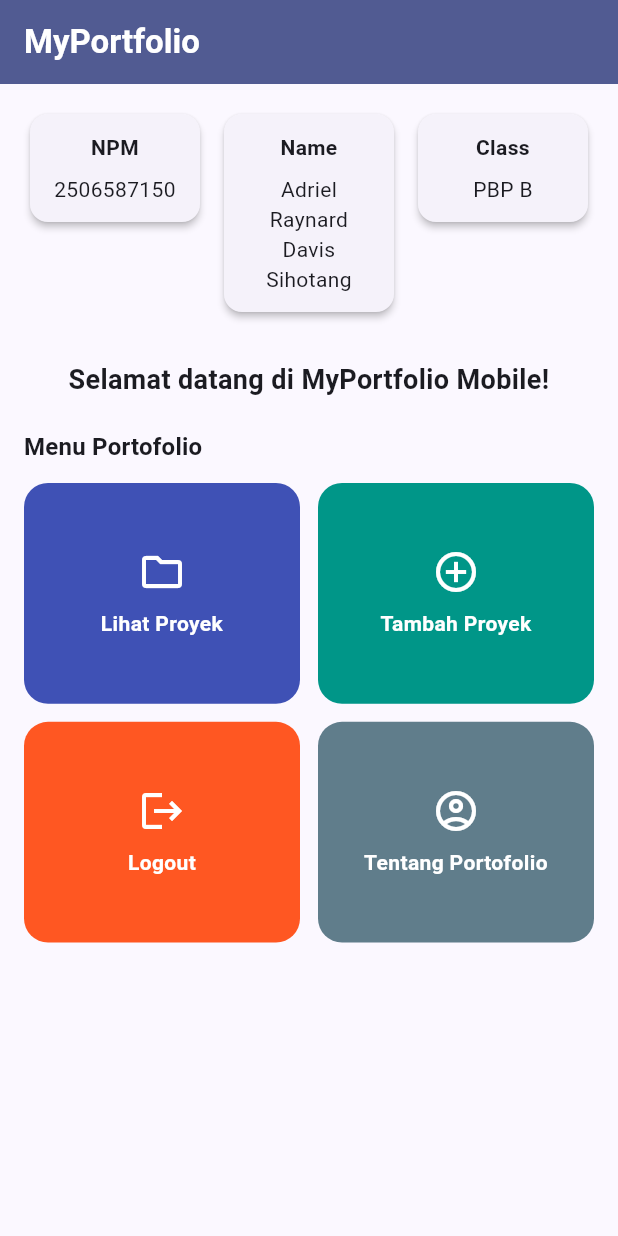
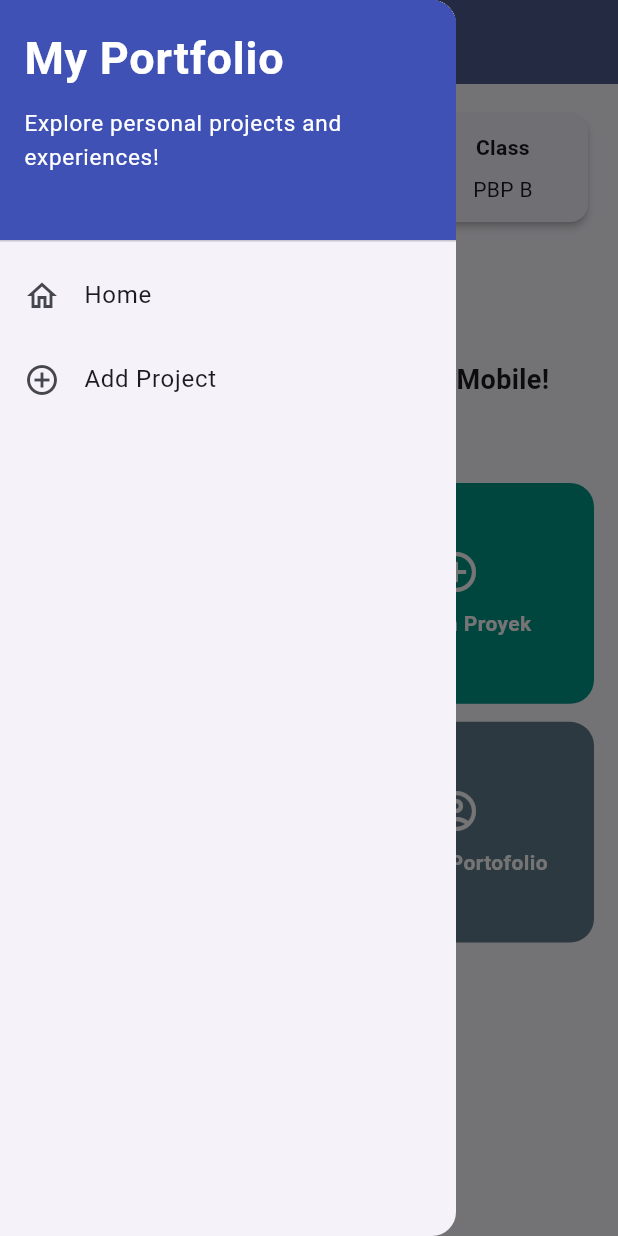
Before and after one commit to AdrielRaynard/myportfolio_mobile, a Flutter app: the screen it shows after launch, with the side drawer open (before the commit the screen has no drawer), on a phone screen of 412 x 824 dp. Run offline on Flutter 3.47's test engine with Material 3 defaults, Android fonts, the phone set to English and light mode, and no system bars; our stand-ins replace material_ui.

Commit message:
Tutorial 09

```diff
--- a/lib/main.dart
+++ b/lib/main.dart
@@ -1,5 +1,5 @@
-import 'package:flutter/material.dart';
-import 'package:myportofolio_mobile/menu.dart';
+import 'package:material_ui/material_ui.dart';
+import 'package:myportofolio_mobile/screens/menu.dart';
 
 void main() {
   runApp(const MyApp());
--- a/lib/menu.dart
+++ b/lib/screens/menu.dart
@@ -1,4 +1,6 @@
-import 'package:flutter/material.dart';
+import 'package:material_ui/material_ui.dart';
+import 'package:myportofolio_mobile/widgets/left_drawer.dart';
+import 'package:myportofolio_mobile/widgets/project_card.dart';
 
 /// Halaman utama yang menampilkan profil dan menu aksi portofolio.
 class MyHomePage extends StatelessWidget {
@@ -41,7 +43,6 @@ class MyHomePage extends StatelessWidget {
         _showActionFeedback(context, item);
         return;
       case PortfolioAction.showOverview:
-        // Tampilkan umpan balik yang sama seperti kartu aksi lainnya.
         _showActionFeedback(context, item);
         _showPortfolioOverview(context);
         return;
@@ -77,7 +78,9 @@ class MyHomePage extends StatelessWidget {
         ),
         backgroundColor: Theme.of(context).colorScheme.primary,
         foregroundColor: Colors.white,
+        iconTheme: const IconThemeData(color: Colors.white),
       ),
+      drawer: const LeftDrawer(),
       body: SafeArea(
         child: SingleChildScrollView(
           padding: const EdgeInsets.all(16),
@@ -192,50 +195,6 @@ class ItemHomepage {
   });
 }
 
-/// Kartu aksi yang meneruskan interaksi ke halaman utama.
-class ItemCard extends StatelessWidget {
-  final ItemHomepage item;
-  final VoidCallback onTap;
-
-  const ItemCard({super.key, required this.item, required this.onTap});
-
-  @override
-  Widget build(BuildContext context) {
-    return Semantics(
-      button: true,
-      label: item.name,
-      child: Material(
-        color: item.color,
-        borderRadius: BorderRadius.circular(16),
-        clipBehavior: Clip.antiAlias,
-        child: InkWell(
-          onTap: onTap,
-          child: Padding(
-            padding: const EdgeInsets.all(12),
-            child: Center(
-              child: Column(
-                mainAxisAlignment: MainAxisAlignment.center,
-                children: [
-                  Icon(item.icon, color: Colors.white, size: 32),
-                  const SizedBox(height: 8),
-                  Text(
-                    item.name,
-                    textAlign: TextAlign.center,
-                    style: const TextStyle(
-                      color: Colors.white,
-                      fontWeight: FontWeight.w600,
-                    ),
-                  ),
-                ],
-              ),
-            ),
-          ),
-        ),
-      ),
-    );
-  }
-}
-
 /// Bottom sheet yang menyajikan ringkasan singkat portofolio pemilik aplikasi.
 class PortfolioOverviewSheet extends StatelessWidget {
   const PortfolioOverviewSheet({super.key});
--- /dev/null
+++ b/lib/widgets/left_drawer.dart
@@ -0,0 +1,62 @@
+import 'package:material_ui/material_ui.dart';
+import 'package:myportofolio_mobile/screens/menu.dart';
+import 'package:myportofolio_mobile/screens/project_form.dart';
+
+class LeftDrawer extends StatelessWidget {
+  const LeftDrawer({super.key});
+
+  @override
+  Widget build(BuildContext context) {
+    return Drawer(
+      child: ListView(
+        children: [
+          const DrawerHeader(
+            decoration: BoxDecoration(color: Colors.indigo),
+            child: Column(
+              crossAxisAlignment: CrossAxisAlignment.start,
+              children: [
+                Text(
+                  'My Portfolio',
+                  style: TextStyle(
+                    fontSize: 30,
+                    fontWeight: FontWeight.bold,
+                    color: Colors.white,
+                  ),
+                ),
+                SizedBox(height: 10),
+                Text(
+                  'Explore personal projects and experiences!',
+                  style: TextStyle(fontSize: 15, color: Colors.white),
+                ),
+              ],
+            ),
+          ),
+          ListTile(
+            leading: const Icon(Icons.home_outlined),
+            title: const Text('Home'),
+            onTap: () {
+              Navigator.pushReplacement(
+                context,
+                MaterialPageRoute(
+                  builder: (BuildContext context) => const MyHomePage(),
+                ),
+              );
+            },
+          ),
+          ListTile(
+            leading: const Icon(Icons.add_circle_outline),
+            title: const Text('Add Project'),
+            onTap: () {
+              Navigator.pushReplacement(
+                context,
+                MaterialPageRoute(
+                  builder: (BuildContext context) => const ProjectFormPage(),
+                ),
+              );
+            },
+          ),
+        ],
+      ),
+    );
+  }
+}
--- /dev/null
+++ b/lib/widgets/project_card.dart
@@ -0,0 +1,57 @@
+import 'package:material_ui/material_ui.dart';
+import 'package:myportofolio_mobile/screens/menu.dart';
+import 'package:myportofolio_mobile/screens/project_form.dart';
+
+/// Kartu aksi yang meneruskan interaksi ke halaman utama.
+class ItemCard extends StatelessWidget {
+  final ItemHomepage item;
+  final VoidCallback onTap;
+
+  const ItemCard({super.key, required this.item, required this.onTap});
+
+  @override
+  Widget build(BuildContext context) {
+    return Semantics(
+      button: true,
+      label: item.name,
+      child: Material(
+        color: item.color,
+        borderRadius: BorderRadius.circular(16),
+        clipBehavior: Clip.antiAlias,
+        child: InkWell(
+          onTap: () {
+            onTap();
+            if (item.name == 'Tambah Proyek') {
+              Navigator.push(
+                context,
+                MaterialPageRoute(
+                  builder: (BuildContext context) => const ProjectFormPage(),
+                ),
+              );
+            }
+          },
+          child: Padding(
+            padding: const EdgeInsets.all(12),
+            child: Center(
+              child: Column(
+                mainAxisAlignment: MainAxisAlignment.center,
+                children: [
+                  Icon(item.icon, color: Colors.white, size: 32),
+                  const SizedBox(height: 8),
+                  Text(
+                    item.name,
+                    textAlign: TextAlign.center,
+                    style: const TextStyle(
+                      color: Colors.white,
+                      fontWeight: FontWeight.w600,
+                    ),
+                  ),
+                ],
+              ),
+            ),
+          ),
+        ),
+      ),
+    );
+  }
+}
--- a/pubspec.yaml
+++ b/pubspec.yaml
@@ -34,6 +34,7 @@ dependencies:
   # The following adds the Cupertino Icons font to your application.
   # Use with the CupertinoIcons class for iOS style icons.
   cupertino_icons: ^1.0.8
+  material_ui: ^1.11.1
 
 dev_dependencies:
   flutter_test:
```
Also changed, not shown: lib/screens/project_form.dart (added, +201 -0 lines), pubspec.lock, 1 other file.
